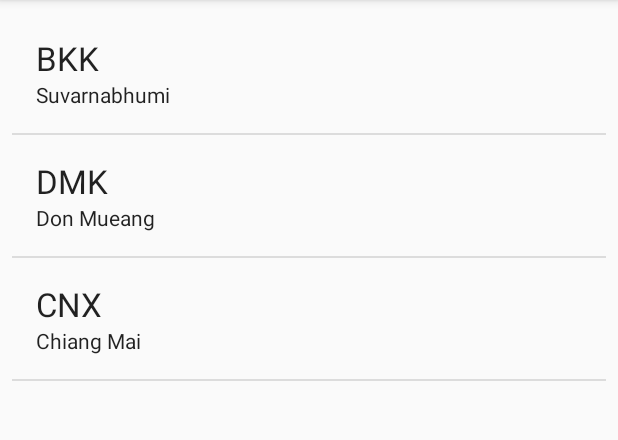
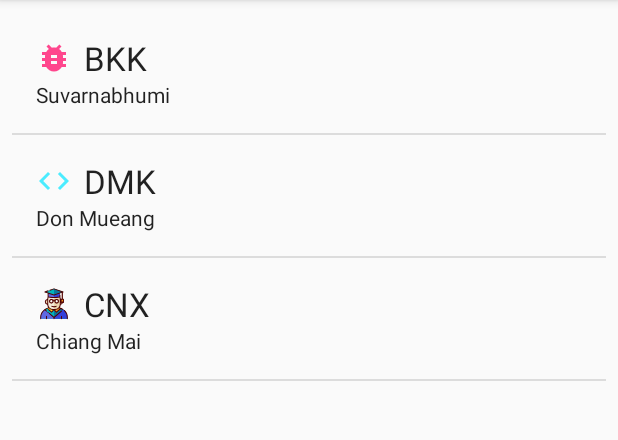
Before and after one commit to piruin/android-basic, an Android app: the DatasActivity screen opened directly, with no data from a screen before it, on a phone screen of 412 x 824 dp, the part 84-524 px from its top. Run offline under Robolectric (Android 15) with nearby library versions, the phone set to English and light mode, and no system bars.

Commit message:
Workshop - RecyclerView with icon

```diff
--- a/app/src/main/java/com/example/helloworld/recycler/Data.kt
+++ b/app/src/main/java/com/example/helloworld/recycler/Data.kt
@@ -1,6 +1,9 @@
 package com.example.helloworld.recycler
+
+import android.support.annotation.DrawableRes
 
 data class Data(
         val title: String,
-        val description: String
+        val description: String,
+        @DrawableRes val icon: Int? = null
 )
--- a/app/src/main/java/com/example/helloworld/recycler/DataAdapter.kt
+++ b/app/src/main/java/com/example/helloworld/recycler/DataAdapter.kt
@@ -1,11 +1,13 @@
 package com.example.helloworld.recycler
 
 import android.support.annotation.LayoutRes
+import android.support.v7.content.res.AppCompatResources
 import android.support.v7.widget.RecyclerView
 import android.view.LayoutInflater
 import android.view.ViewGroup
 import com.example.helloworld.R
 import kotlinx.android.synthetic.main.data_item.view.descriptionText
+import kotlinx.android.synthetic.main.data_item.view.iconView
 import kotlinx.android.synthetic.main.data_item.view.titleText
 
 class DataAdapter(
@@ -32,6 +34,10 @@ class DataViewHolder(parent: ViewGroup)
         with(itemView) {
             titleText.text = data.title
             descriptionText.text = data.description
+            iconView.setImageDrawable(null) //Do not forget to handle null state
+            data.icon?.let {
+                iconView.setImageDrawable(AppCompatResources.getDrawable(this.context, it))
+            }
         }
     }
 }
--- a/app/src/main/java/com/example/helloworld/recycler/DatasActivity.kt
+++ b/app/src/main/java/com/example/helloworld/recycler/DatasActivity.kt
@@ -4,6 +4,7 @@ import android.os.Bundle
 import android.support.v7.app.AppCompatActivity
 import android.support.v7.widget.DividerItemDecoration
 import android.support.v7.widget.LinearLayoutManager
+import com.example.helloworld.R
 import com.example.helloworld.R.layout
 import kotlinx.android.synthetic.main.activity_datas.recyclerView
 
@@ -14,9 +15,9 @@ class DatasActivity : AppCompatActivity() {
         setContentView(layout.activity_datas)
 
         val datas = listOf(
-                Data("BKK", "Suvarnabhumi"),
-                Data("DMK", "Don Mueang"),
-                Data("CNX", "Chiang Mai")
+                Data("BKK", "Suvarnabhumi", R.drawable.ic_bug_report_pink_24dp),
+                Data("DMK", "Don Mueang", R.drawable.ic_code_blue_24dp),
+                Data("CNX", "Chiang Mai", R.drawable.ic_student_color_24dp)
         )
 
         with(recyclerView) {
--- a/app/src/main/res/layout/data_item.xml
+++ b/app/src/main/res/layout/data_item.xml
@@ -12,12 +12,12 @@
       android:layout_width="0dp"
       android:layout_height="wrap_content"
       android:layout_marginEnd="8dp"
-      android:layout_marginStart="16dp"
+      android:layout_marginStart="8dp"
       android:layout_marginTop="16dp"
       android:textAppearance="@style/TextAppearance.AppCompat.Large"
       app:layout_constraintEnd_toEndOf="parent"
       app:layout_constraintHorizontal_bias="0.0"
-      app:layout_constraintStart_toStartOf="parent"
+      app:layout_constraintStart_toEndOf="@+id/iconView"
       app:layout_constraintTop_toTopOf="parent"
       tools:text="Title"
       />
@@ -36,4 +36,14 @@
       app:layout_constraintTop_toBottomOf="@+id/titleText"
       tools:text="description"
       />
+  <ImageView
+      android:id="@+id/iconView"
+      android:layout_width="24dp"
+      android:layout_height="24dp"
+      android:layout_marginStart="16dp"
+      app:layout_constraintBottom_toBottomOf="@+id/titleText"
+      app:layout_constraintStart_toStartOf="parent"
+      app:layout_constraintTop_toTopOf="@+id/titleText"
+      android:src="@drawable/ic_cloud_upload_black_24dp"
+      />
 </android.support.constraint.ConstraintLayout>
```
